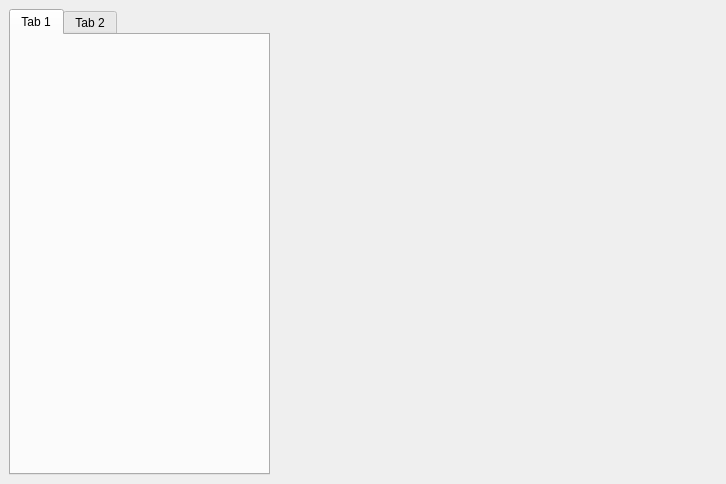
Before: the Qt Designer form src/editor/editorwindow.ui in edvorg/cpp-drash, drawn with Qt 5.
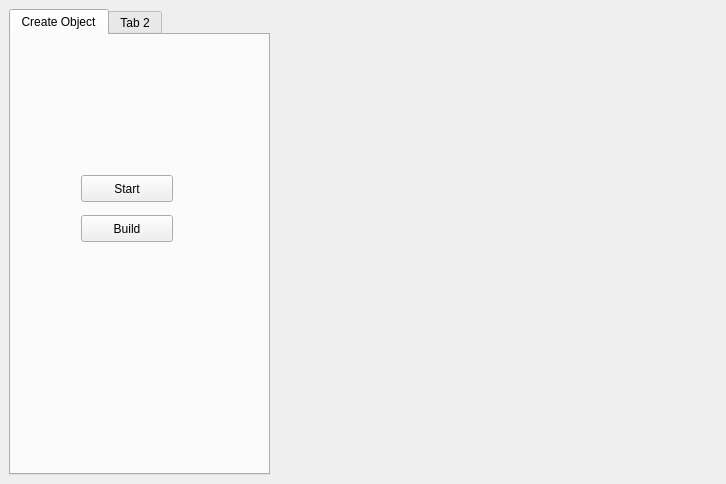
After: the same form once the commit is applied. Custom widgets are drawn as their Qt base class.

Commit message: New Class EditWidget Testing release of build SceneObject by clicks of EditWidjet

```diff
--- a/src/editor/editorwindow.ui
+++ b/src/editor/editorwindow.ui
@@ -37,8 +37,34 @@
       </property>
       <widget class="QWidget" name="tab">
        <attribute name="title">
-        <string>Tab 1</string>
+        <string>Create Object</string>
        </attribute>
+       <widget class="QPushButton" name="pushButton">
+        <property name="geometry">
+         <rect>
+          <x>70</x>
+          <y>140</y>
+          <width>92</width>
+          <height>27</height>
+         </rect>
+        </property>
+        <property name="text">
+         <string>Start</string>
+        </property>
+       </widget>
+       <widget class="QPushButton" name="pushButton_2">
+        <property name="geometry">
+         <rect>
+          <x>70</x>
+          <y>180</y>
+          <width>92</width>
+          <height>27</height>
+         </rect>
+        </property>
+        <property name="text">
+         <string>Build</string>
+        </property>
+       </widget>
       </widget>
       <widget class="QWidget" name="tab_2">
        <attribute name="title">
```
Left out of the diff: 11 changed lines with no effect on the pictures. The commit also changes 7 other files.
